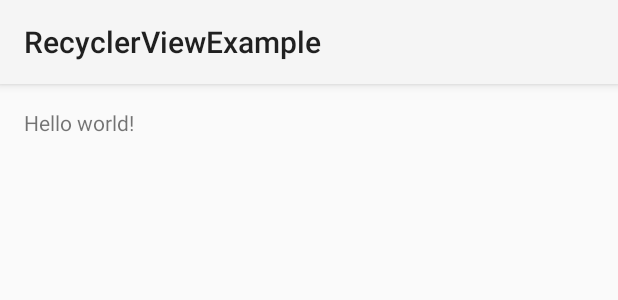
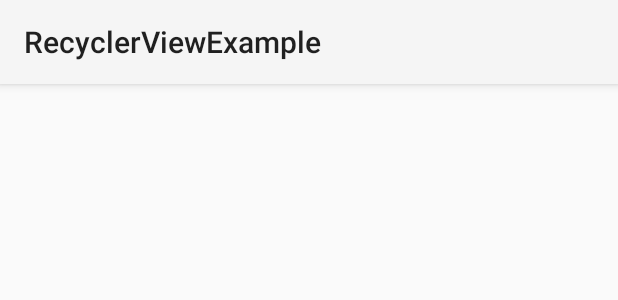
Before and after one commit to jmcdale/RecyclerViewExample, an Android app: the layout activity_main.xml on its own in the app's theme, with its tools: preview values and no code run, on a phone screen of 412 x 824 dp. Shown: the top 300 px of the screen. Run offline under Robolectric (Android 15) with nearby library versions, the phone set to English and light mode, and no system bars.

Commit message:
Add the View

```diff
--- a/app/src/main/java/com/jmcdale/recyclerviewexample/MainActivity.java
+++ b/app/src/main/java/com/jmcdale/recyclerviewexample/MainActivity.java
@@ -2,16 +2,22 @@ package com.jmcdale.recyclerviewexample;
 
 import android.app.Activity;
 import android.os.Bundle;
+import android.support.v7.widget.RecyclerView;
 import android.view.Menu;
 import android.view.MenuItem;
 
 
 public class MainActivity extends Activity {
 
+    private RecyclerView recyclerView;
+
     @Override
     protected void onCreate(Bundle savedInstanceState) {
         super.onCreate(savedInstanceState);
         setContentView(R.layout.activity_main);
+
+        recyclerView = (RecyclerView) findViewById(R.id.recyclerView);
+
     }
 
 
--- a/app/src/main/res/layout/activity_main.xml
+++ b/app/src/main/res/layout/activity_main.xml
@@ -8,9 +8,10 @@
                 android:paddingBottom="@dimen/activity_vertical_margin"
                 tools:context=".MainActivity">
 
-    <TextView
-        android:text="@string/hello_world"
-        android:layout_width="wrap_content"
-        android:layout_height="wrap_content"/>
+    <android.support.v7.widget.RecyclerView
+        android:id="@+id/recyclerView"
+        android:scrollbars="vertical"
+        android:layout_width="match_parent"
+        android:layout_height="match_parent"/>
 
 </RelativeLayout>
```
